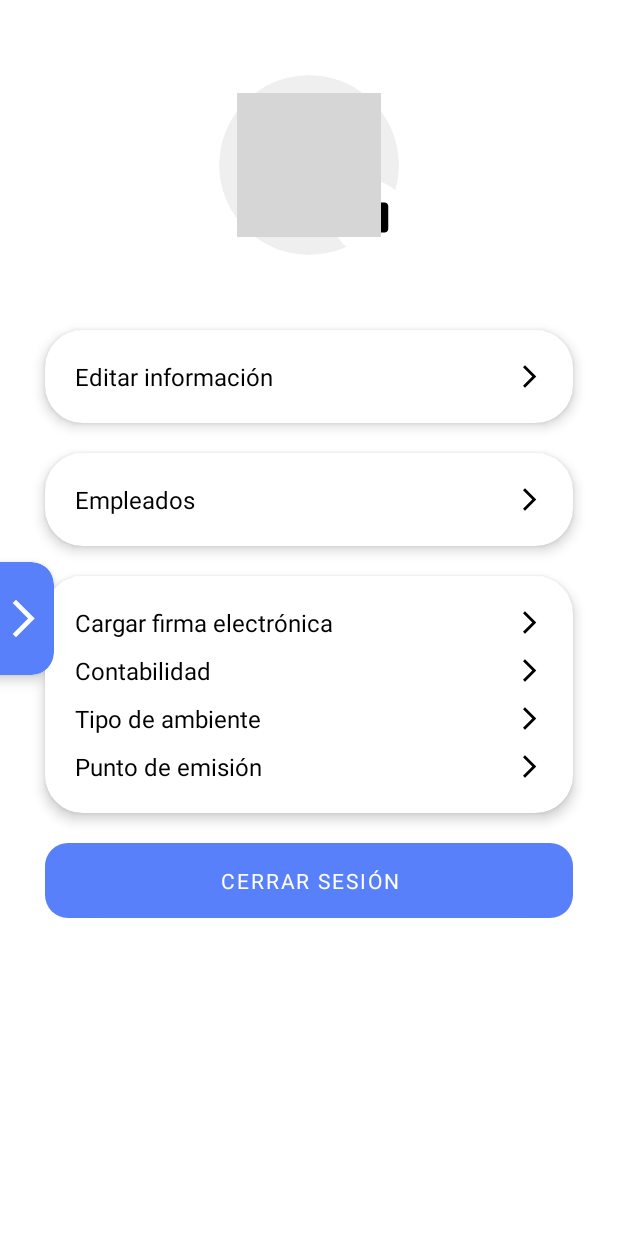
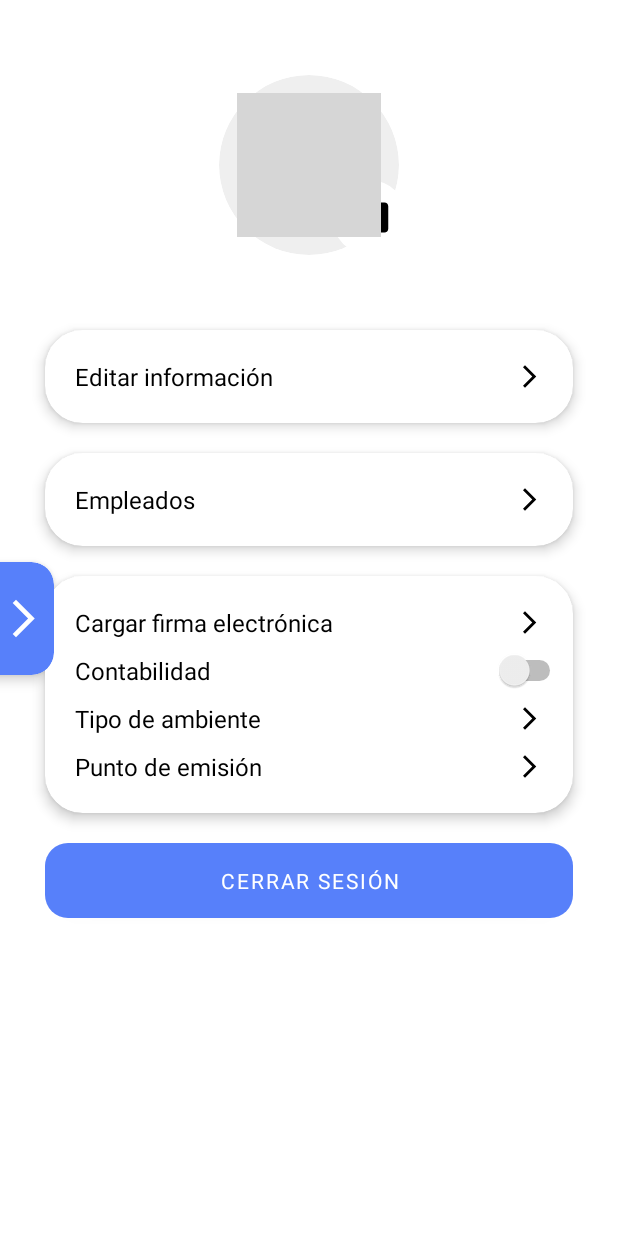
Before and after one commit to YadiraAllauca/FacturaM-vilGCS, an Android app: the ProfileActivity screen opened directly, with no data from a screen before it, on a phone screen of 412 x 824 dp. Run offline under Robolectric (Android 15) with nearby library versions, the phone set to English and light mode, and no system bars; our stand-ins replace Firebase (no records; nobody signed in at launch, a user with empty details on screens opened directly); pictures from the network do not load; Roboto replaces fonts that are not available here; grey boxes are pictures that could not be loaded.

Commit message:
Contabilidad switch

```diff
--- a/appFacturador/app/src/main/res/layout/activity_profile.xml
+++ b/appFacturador/app/src/main/res/layout/activity_profile.xml
@@ -240,16 +240,6 @@
                 app:srcCompat="@drawable/ic_baseline_arrow_forward_ios_24" />
 
             <ImageView
-                android:id="@+id/btnAccount"
-                android:layout_width="18dp"
-                android:layout_height="18dp"
-                android:layout_marginEnd="20dp"
-                app:layout_constraintBottom_toBottomOf="@+id/textView4"
-                app:layout_constraintEnd_toEndOf="parent"
-                app:layout_constraintTop_toTopOf="@+id/textView4"
-                app:srcCompat="@drawable/ic_baseline_arrow_forward_ios_24" />
-
-            <ImageView
                 android:id="@+id/btnType"
                 android:layout_width="18dp"
                 android:layout_height="18dp"
@@ -268,6 +258,15 @@
                 app:layout_constraintEnd_toEndOf="parent"
                 app:layout_constraintTop_toTopOf="@+id/textView6"
                 app:srcCompat="@drawable/ic_baseline_arrow_forward_ios_24" />
+
+            <Switch
+                android:id="@+id/switch1"
+                android:layout_width="wrap_content"
+                android:layout_height="wrap_content"
+                app:layout_constraintBottom_toBottomOf="@+id/textView4"
+                app:layout_constraintEnd_toEndOf="@+id/btnSign"
+                app:layout_constraintStart_toStartOf="@+id/btnSign"
+                app:layout_constraintTop_toTopOf="@+id/textView4" />
 
         </androidx.constraintlayout.widget.ConstraintLayout>
 
```
